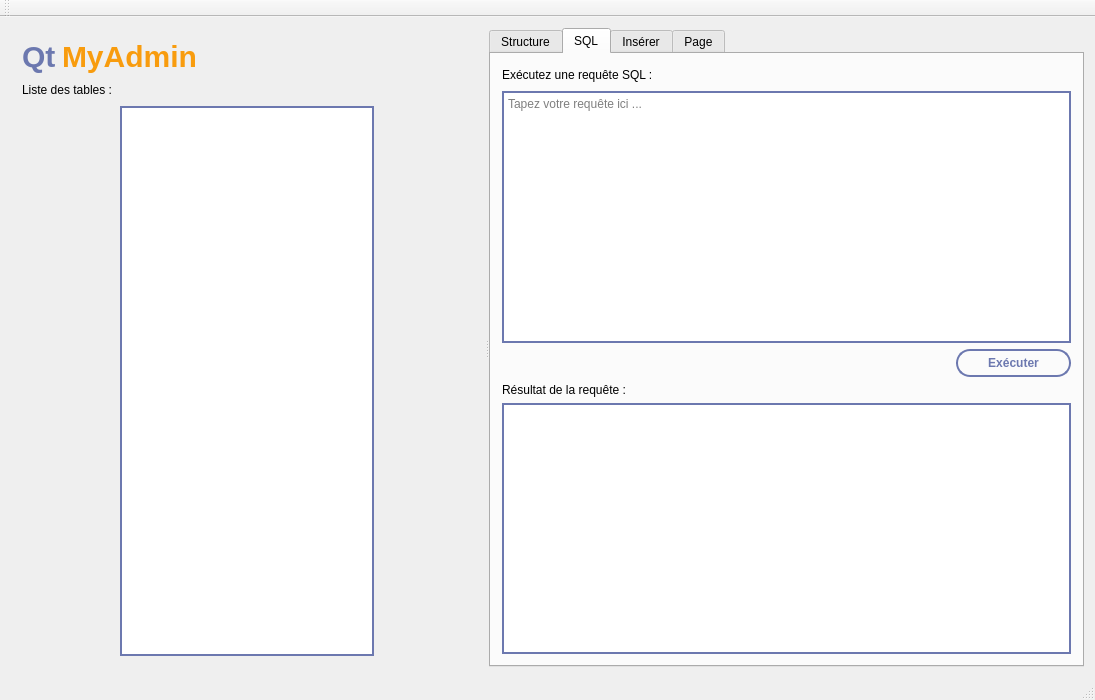
kevinall05/QtMyAdmin_v2, file mainwindow.ui: the form before one commit.
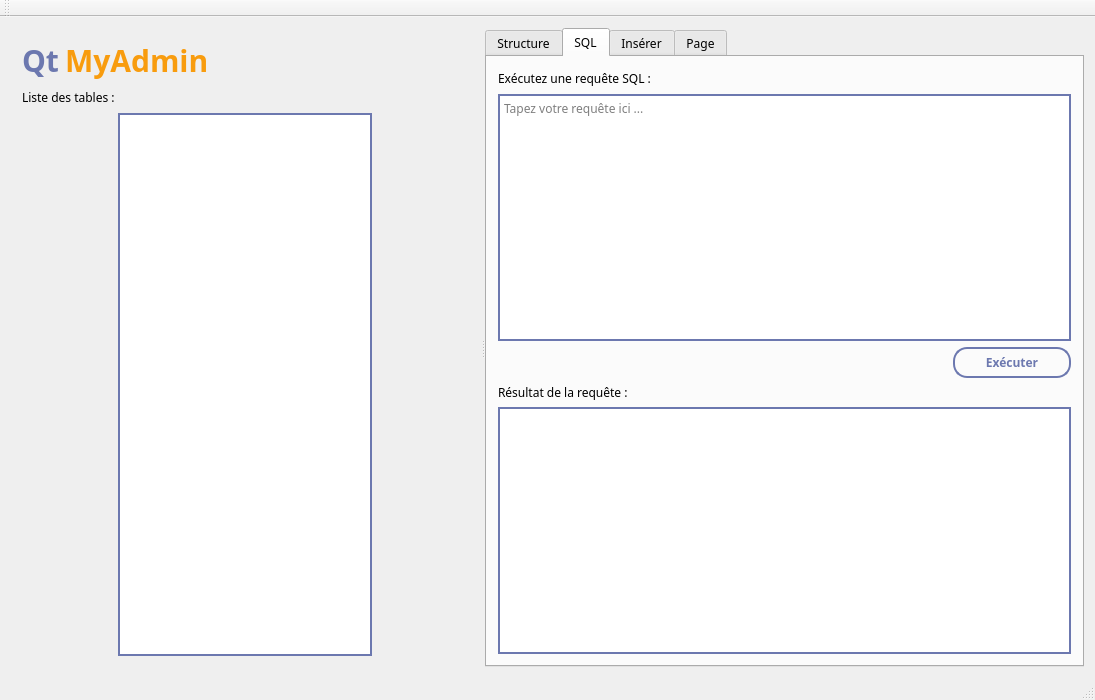
The form after the commit. The open tabs and pages were chosen to show the change.

Commit message: Modification de la taille de la liste des Tables

```diff
--- a/mainwindow.ui
+++ b/mainwindow.ui
@@ -12,14 +12,18 @@
   </property>
   <property name="font">
    <font>
-    <family>Quicksand</family>
+    <family>quicksand</family>
    </font>
   </property>
   <property name="windowTitle">
    <string>QtMyAdmin</string>
   </property>
   <property name="styleSheet">
-   <string notr="true">QPushButton {
+   <string notr="true">*{
+font-family: quicksand;
+}
+
+QPushButton {
 border: 2px solid #6c78af; 
 border-radius: 14; 
 padding: 5px 30px;
```
Left out of the diff: 2 changed lines with no effect on the pictures.
